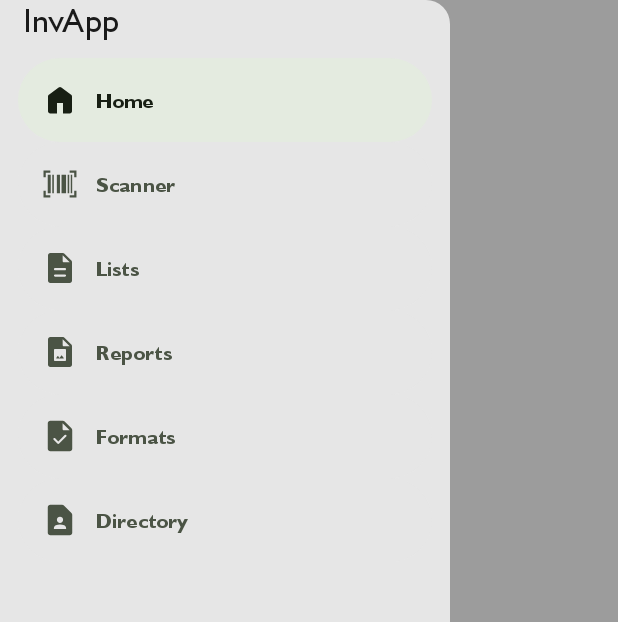
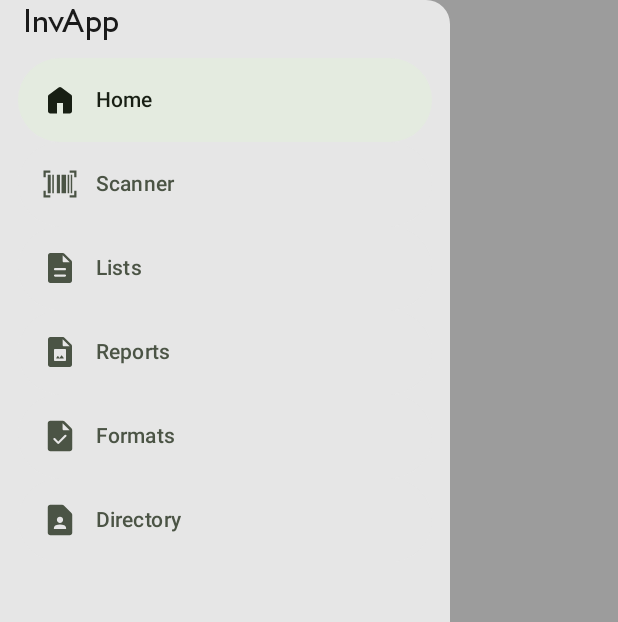
Before and after one commit to jssdvv/InvApp, an Android app built with Jetpack Compose: the screen it shows after launch (MainActivity), after a tap on "Menu", on a phone screen of 412 x 824 dp. Shown: the top 622 px of the screen. Run offline under Robolectric (Android 15) with nearby library versions, the phone set to English and light mode, and no system bars; our stand-ins replace Dagger/Hilt's generated code.

Commit message:
Created variable to manage FontFamily
Took 33 seconds

```diff
--- a/app/src/main/java/com/example/inv_app/ui/theme/Type.kt
+++ b/app/src/main/java/com/example/inv_app/ui/theme/Type.kt
@@ -43,108 +43,110 @@ val Hum521BTFontFamily = FontFamily(
     )
 )
 
+val fontFamily = FontFamily.Default
+
 val Typography = Typography(
     displayLarge = TextStyle(
-        fontFamily = Hum521BTFontFamily,
+        fontFamily = fontFamily,
         fontWeight = FontWeight.Normal,
         fontSize = 57.sp,
         lineHeight = 64.sp,
         letterSpacing = 0.sp, //Must To Be Adjusted To -0.25 Defined By Material 3 Documentation
     ),
     displayMedium = TextStyle(
-        fontFamily = Hum521BTFontFamily,
+        fontFamily = fontFamily,
         fontWeight = FontWeight.Normal,
         fontSize = 45.sp,
         lineHeight = 52.sp,
         letterSpacing = 0.sp
     ),
     displaySmall = TextStyle(
-        fontFamily = Hum521BTFontFamily,
+        fontFamily = fontFamily,
         fontWeight = FontWeight.Normal,
         fontSize = 36.sp,
         lineHeight = 44.sp,
         letterSpacing = 0.sp
     ),
     headlineLarge = TextStyle(
-        fontFamily = Hum521BTFontFamily,
+        fontFamily = fontFamily,
         fontWeight = FontWeight.Normal,
         fontSize = 32.sp,
         lineHeight = 40.sp,
         letterSpacing = 0.sp
     ),
     headlineMedium = TextStyle(
-        fontFamily = Hum521BTFontFamily,
+        fontFamily = fontFamily,
         fontWeight = FontWeight.Normal,
         fontSize = 28.sp,
         lineHeight = 36.sp,
         letterSpacing = 0.sp
     ),
     headlineSmall = TextStyle(
-        fontFamily = Hum521BTFontFamily,
+        fontFamily = fontFamily,
         fontWeight = FontWeight.Normal,
         fontSize = 24.sp,
         lineHeight = 32.sp,
         letterSpacing = 0.sp
     ),
     titleLarge = TextStyle(
-        fontFamily = Hum521BTFontFamily,
-        fontWeight = FontWeight.Bold,
+        fontFamily = fontFamily,
+        fontWeight = FontWeight.Medium,
         fontSize = 22.sp,
         lineHeight = 28.sp,
         letterSpacing = 0.sp
     ),
     titleMedium = TextStyle(
-        fontFamily = Hum521BTFontFamily,
-        fontWeight = FontWeight.Bold,
+        fontFamily = fontFamily,
+        fontWeight = FontWeight.Medium,
         fontSize = 16.sp,
         lineHeight = 24.sp,
         letterSpacing = 0.15.sp
     ),
     titleSmall = TextStyle(
-        fontFamily = Hum521BTFontFamily,
-        fontWeight = FontWeight.Bold,
+        fontFamily = fontFamily,
+        fontWeight = FontWeight.Medium,
         fontSize = 14.sp,
         lineHeight = 20.sp,
         letterSpacing = 0.1.sp
     ),
     bodyLarge = TextStyle(
-        fontFamily = Hum521BTFontFamily,
+        fontFamily = fontFamily,
         fontWeight = FontWeight.Normal,
         fontSize = 16.sp,
         lineHeight = 24.sp,
         letterSpacing = 0.5.sp
     ),
     bodyMedium = TextStyle(
-        fontFamily = Hum521BTFontFamily,
+        fontFamily = fontFamily,
         fontWeight = FontWeight.Normal,
         fontSize = 14.sp,
         lineHeight = 20.sp,
         letterSpacing = 0.25.sp
     ),
     bodySmall = TextStyle(
-        fontFamily = Hum521BTFontFamily,
+        fontFamily = fontFamily,
         fontWeight = FontWeight.Normal,
         fontSize = 12.sp,
         lineHeight = 16.sp,
         letterSpacing = 0.4.sp
     ),
     labelLarge = TextStyle(
-        fontFamily = Hum521BTFontFamily,
-        fontWeight = FontWeight.Bold,
+        fontFamily = fontFamily,
+        fontWeight = FontWeight.Medium,
         fontSize = 14.sp,
         lineHeight = 20.sp,
         letterSpacing = 0.1.sp
     ),
     labelMedium = TextStyle(
-        fontFamily = Hum521BTFontFamily,
-        fontWeight = FontWeight.Bold,
+        fontFamily = fontFamily,
+        fontWeight = FontWeight.Medium,
         fontSize = 12.sp,
         lineHeight = 16.sp,
         letterSpacing = 0.5.sp
     ),
     labelSmall = TextStyle(
-        fontFamily = Hum521BTFontFamily,
-        fontWeight = FontWeight.Bold,
+        fontFamily = fontFamily,
+        fontWeight = FontWeight.Medium,
         fontSize = 11.sp,
         lineHeight = 16.sp,
         letterSpacing = 0.5.sp
```
